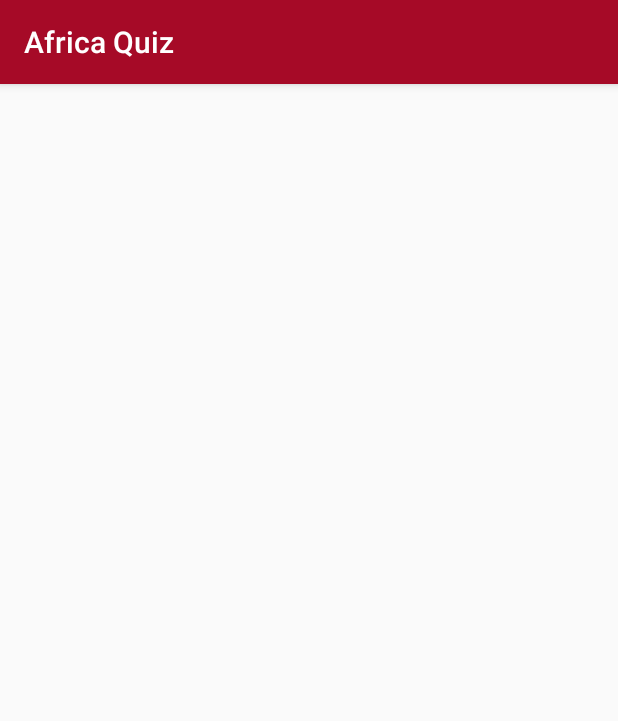
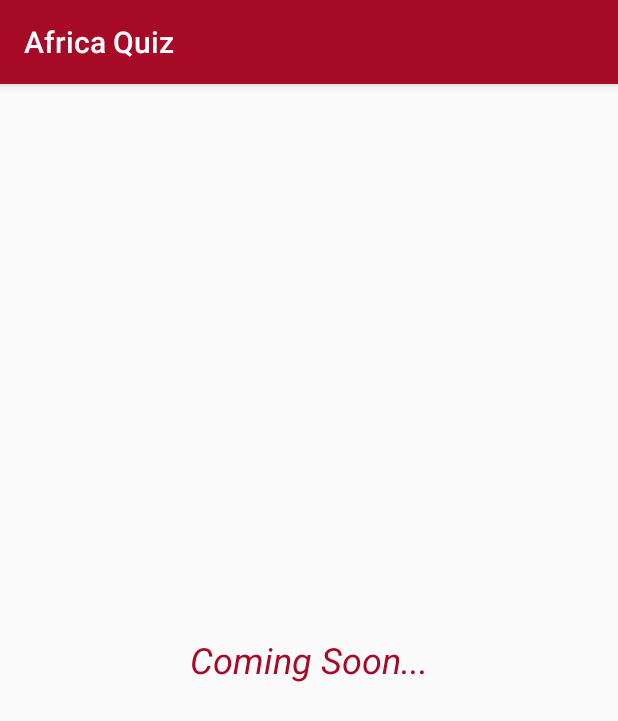
Before and after one commit to wamiikechukwu/Android_Quiz_App, an Android app: the misconAfrica screen opened directly, with no data from a screen before it, on a phone screen of 412 x 824 dp. Shown: the top 721 px of the screen. Run offline under Robolectric (Android 15) with nearby library versions, the light colour scheme and no system bars; Roboto replaces fonts that are not available here.

```diff
--- a/app/src/main/res/layout/activity_miscon_africa.xml
+++ b/app/src/main/res/layout/activity_miscon_africa.xml
@@ -1,8 +1,17 @@
 <?xml version="1.0" encoding="utf-8"?>
-<android.support.constraint.ConstraintLayout xmlns:android="http://schemas.android.com/apk/res/android"
+<RelativeLayout xmlns:android="http://schemas.android.com/apk/res/android"
     xmlns:tools="http://schemas.android.com/tools"
     android:layout_width="match_parent"
     android:layout_height="match_parent"
     tools:context=".misconAfrica">
 
-</android.support.constraint.ConstraintLayout>
+    <TextView
+        android:layout_width="wrap_content"
+        android:layout_height="wrap_content"
+        android:layout_centerInParent="true"
+        android:text="@string/coming_soon"
+        android:textColor="@color/colorPrimary"
+        android:textSize="24sp"
+        android:textStyle="italic" />
+
+</RelativeLayout>
--- a/app/src/main/res/values/strings.xml
+++ b/app/src/main/res/values/strings.xml
@@ -68,6 +68,7 @@
     <string name="content8">Graca Machel is the only women to have ever been first lady of two different countries (Mozambique and South Africa).</string>
     <string name="content9">Sudan has more than 200 pyramids, double the number found in Egypt. The Meroe pyramids were part of the Nubian Kingdom of Kush and are up to 4,600 years old.</string>
     <string name="content10">Almost half of the gold ever mined on Earth has come from a single place – Witwatersrand, South Africa.</string>
+    <string name="coming_soon">Coming Soon...</string>
 
 
     <!-- TODO: Remove or change this placeholder text -->
```
